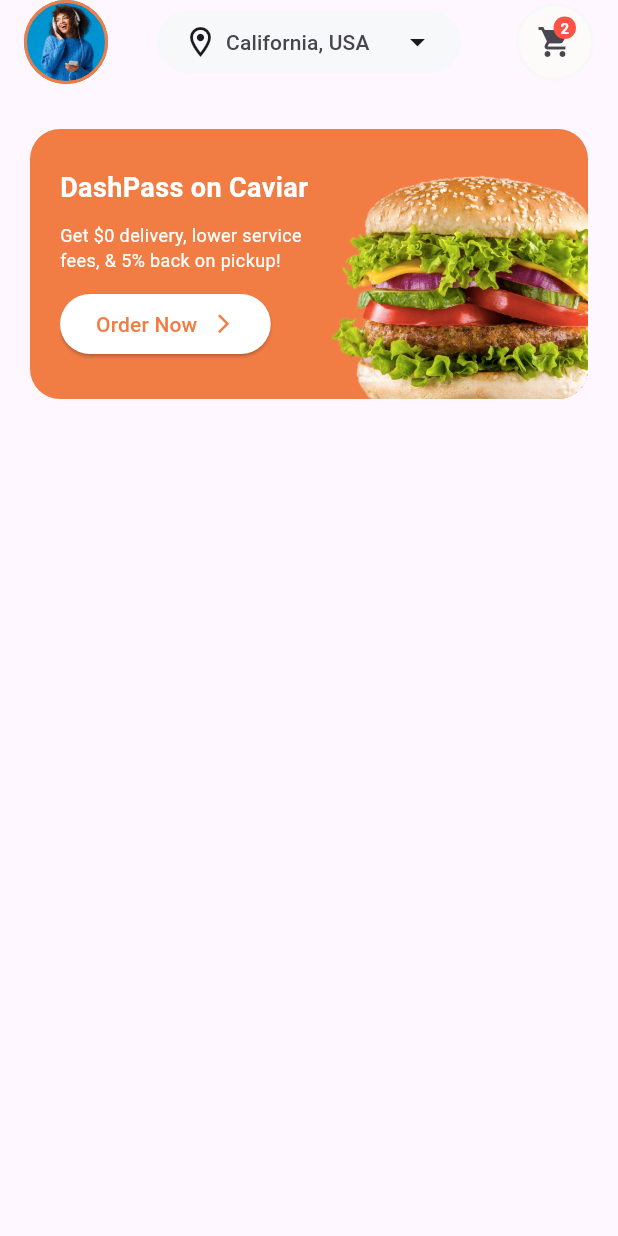
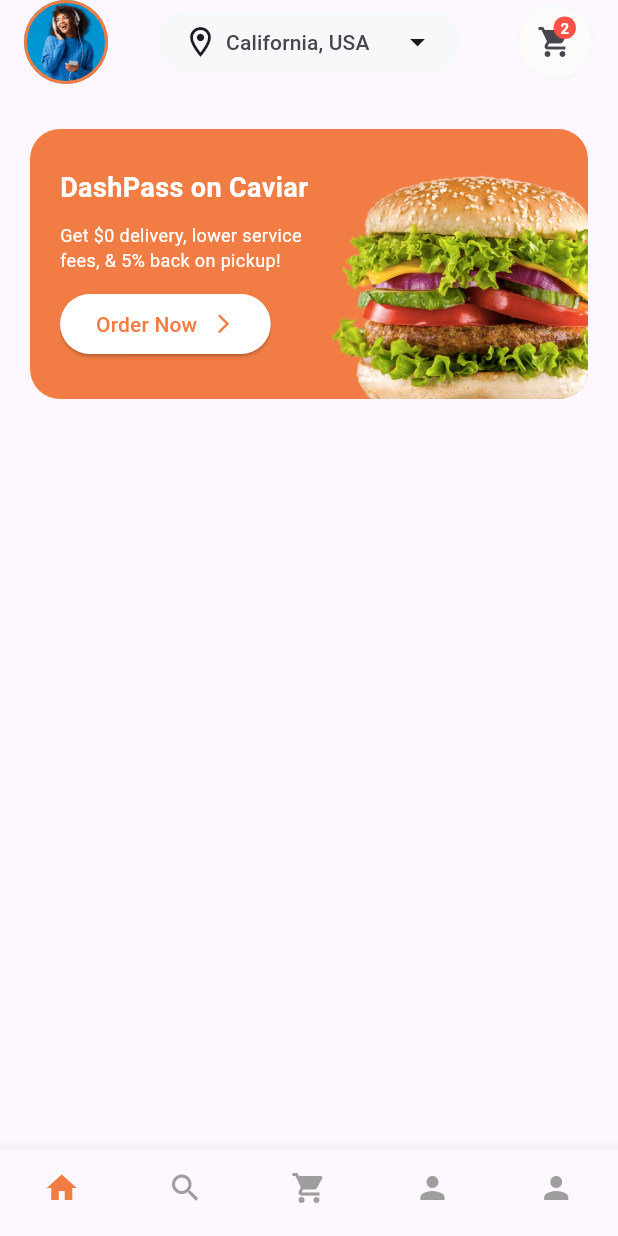
Before and after one commit to Andrew-Marfo/food-delivery-app-ui, a Flutter app: the screen it shows after launch, on a phone screen of 412 x 824 dp. Run offline on Flutter 3.47's test engine with Material 3 defaults, Android fonts, the phone set to English and light mode, and no system bars.

Commit message:
bottom nav bar

```diff
--- /dev/null
+++ b/lib/pages/home/home.dart
@@ -0,0 +1,21 @@
+import 'package:flutter/material.dart';
+import 'package:food_delivery_ui/pages/homepage/widgets/custom_appbar.dart';
+import 'package:food_delivery_ui/pages/homepage/widgets/promotion_card.dart';
+
+class Home extends StatelessWidget {
+  const Home({super.key});
+
+  @override
+  Widget build(BuildContext context) {
+    return Scaffold(
+      appBar: AppBar(
+        title: const CustomAppbar(),
+      ),
+      body: const Column(
+        children: [
+          PromotionCard(),
+        ],
+      ),
+    );
+  }
+}
--- a/lib/pages/homepage/home_page.dart
+++ b/lib/pages/homepage/home_page.dart
@@ -1,19 +1,49 @@
 import 'package:flutter/material.dart';
-import 'package:food_delivery_ui/pages/homepage/widgets/custom_appbar.dart';
-import 'package:food_delivery_ui/pages/homepage/widgets/promotion_card.dart';
+import 'package:food_delivery_ui/pages/home/home.dart';
+import 'package:food_delivery_ui/pages/page2/page2.dart';
+import 'package:food_delivery_ui/pages/page3/page3.dart';
+import 'package:food_delivery_ui/pages/page4/page4.dart';
+import 'package:food_delivery_ui/pages/page5/page5.dart';
 
-class HomePage extends StatelessWidget {
+class HomePage extends StatefulWidget {
   const HomePage({super.key});
 
   @override
+  State<HomePage> createState() => _HomePageState();
+}
+
+class _HomePageState extends State<HomePage> {
+  int pageIndex = 0;
+  @override
   Widget build(BuildContext context) {
+    final pages = [
+      const Home(),
+      const Page2(),
+      const Page3(),
+      const Page4(),
+      const Page5(),
+    ];
     return Scaffold(
-      appBar: AppBar(
-        title: const CustomAppbar(),
-      ),
-      body: const Column(
-        children: [
-          PromotionCard(),
+      body: pages[pageIndex],
+      bottomNavigationBar: BottomNavigationBar(
+        currentIndex: pageIndex,
+        onTap: (value) {
+          setState(() {
+            pageIndex = value;
+          });
+        },
+        type: BottomNavigationBarType.fixed,
+        showSelectedLabels: false,
+        showUnselectedLabels: false,
+        selectedItemColor: const Color(0xFFF27D44),
+        unselectedItemColor: Colors.grey,
+        items: const [
+          BottomNavigationBarItem(icon: Icon(Icons.home), label: "home"),
+          BottomNavigationBarItem(icon: Icon(Icons.search), label: "search"),
+          BottomNavigationBarItem(
+              icon: Icon(Icons.shopping_cart), label: "cart"),
+          BottomNavigationBarItem(icon: Icon(Icons.person), label: "person"),
+          BottomNavigationBarItem(icon: Icon(Icons.person), label: "person"),
         ],
       ),
     );
```
Also changed, not shown: lib/pages/page2/page2.dart (added, +14 -0 lines), lib/pages/page3/page3.dart (added, +14 -0 lines), lib/pages/page4/page4.dart (added, +14 -0 lines), lib/pages/page5/page5.dart (added, +14 -0 lines).
